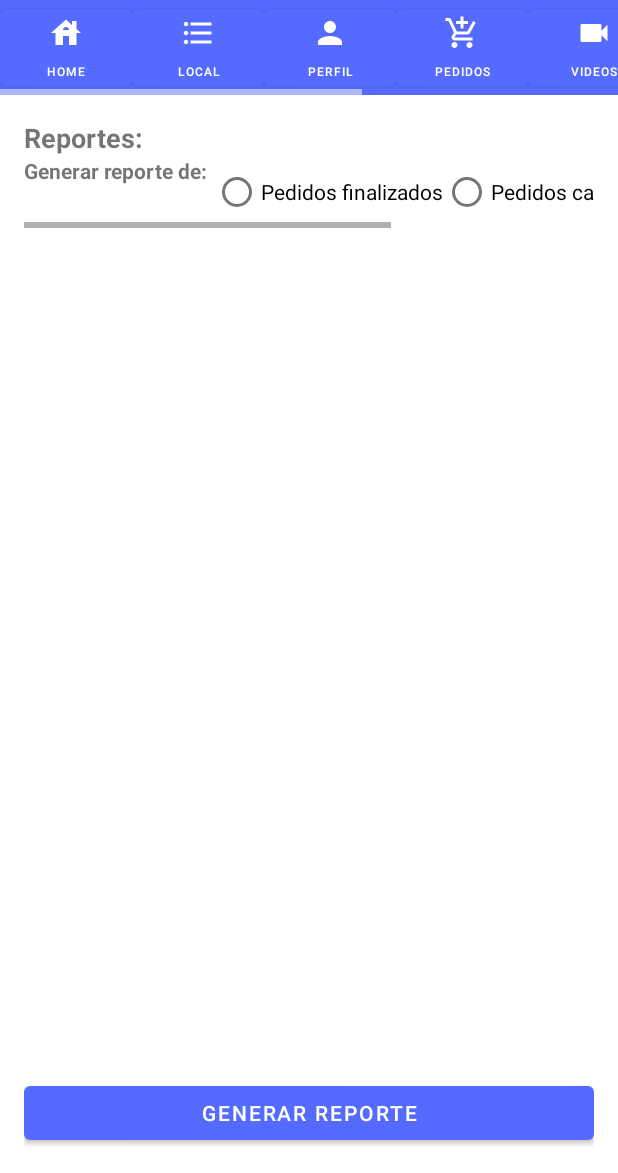
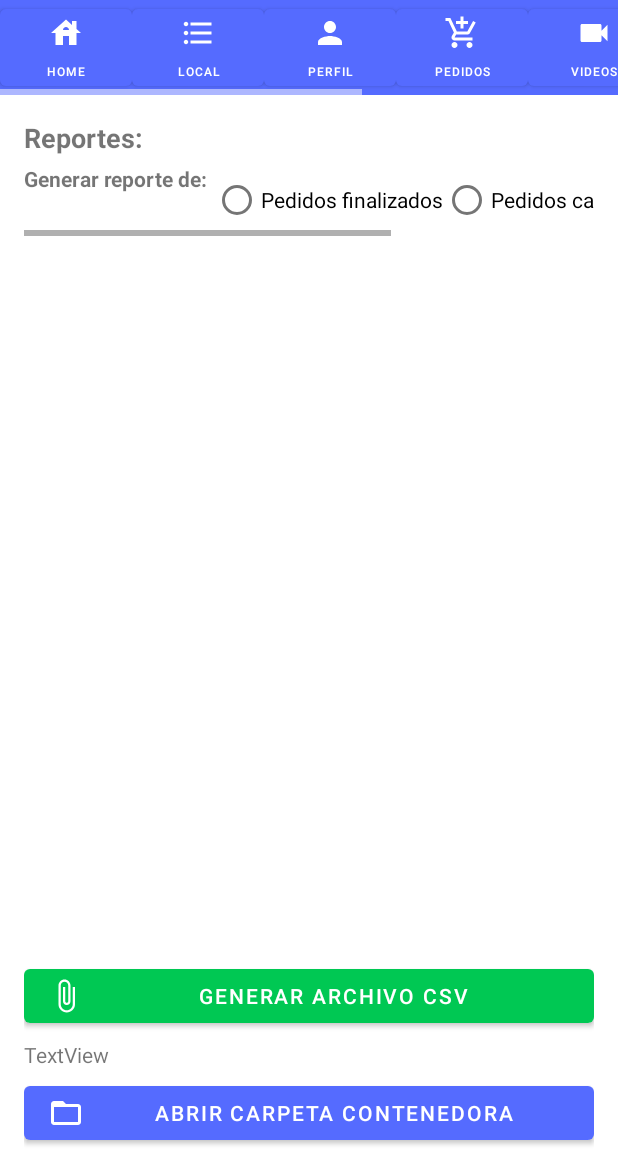
Before and after one commit to joelcartuche/enVivoApp, an Android app: the layout activity_reporte_vendedor.xml on its own in the app's theme, with its tools: preview values and no code run, on a phone screen of 412 x 824 dp, the part 63-1236 px from its top. Run offline under Robolectric (Android 15) with nearby library versions, the phone set to English and light mode, and no system bars.

Commit message:
reparacion reportes

```diff
--- /dev/null
+++ b/app/src/main/res/drawable/ic_archivo.xml
@@ -0,0 +1,5 @@
+<vector android:height="24dp" android:tint="#FFFFFF"
+    android:viewportHeight="24" android:viewportWidth="24"
+    android:width="24dp" xmlns:android="http://schemas.android.com/apk/res/android">
+    <path android:fillColor="@android:color/white" android:pathData="M16.5,6v11.5c0,2.21 -1.79,4 -4,4s-4,-1.79 -4,-4V5c0,-1.38 1.12,-2.5 2.5,-2.5s2.5,1.12 2.5,2.5v10.5c0,0.55 -0.45,1 -1,1s-1,-0.45 -1,-1V6H10v9.5c0,1.38 1.12,2.5 2.5,2.5s2.5,-1.12 2.5,-2.5V5c0,-2.21 -1.79,-4 -4,-4S7,2.79 7,5v12.5c0,3.04 2.46,5.5 5.5,5.5s5.5,-2.46 5.5,-5.5V6h-1.5z"/>
+</vector>
--- /dev/null
+++ b/app/src/main/res/drawable/ic_baseline_folder_open_24.xml
@@ -0,0 +1,5 @@
+<vector android:height="24dp" android:tint="#FFFFFF"
+    android:viewportHeight="24" android:viewportWidth="24"
+    android:width="24dp" xmlns:android="http://schemas.android.com/apk/res/android">
+    <path android:fillColor="@android:color/white" android:pathData="M20,6h-8l-2,-2L4,4c-1.1,0 -1.99,0.9 -1.99,2L2,18c0,1.1 0.9,2 2,2h16c1.1,0 2,-0.9 2,-2L22,8c0,-1.1 -0.9,-2 -2,-2zM20,18L4,18L4,8h16v10z"/>
+</vector>
--- a/app/src/main/res/layout/activity_reporte_vendedor.xml
+++ b/app/src/main/res/layout/activity_reporte_vendedor.xml
@@ -154,7 +154,7 @@
 
         <androidx.core.widget.NestedScrollView
             android:id="@+id/nestedScrollView"
-            android:layout_width="wrap_content"
+            android:layout_width="0dp"
             android:layout_height="0dp"
             android:fillViewport="true"
             android:scrollbars="horizontal|vertical"
@@ -180,6 +180,8 @@
             android:id="@+id/horizontalScrollView2"
             android:layout_width="0dp"
             android:layout_height="wrap_content"
+            android:layout_marginTop="5dp"
+            android:layout_marginBottom="5dp"
             android:layout_weight="1"
             app:layout_constraintBottom_toTopOf="@+id/nestedScrollView"
             app:layout_constraintEnd_toEndOf="parent"
@@ -242,12 +244,39 @@
             app:layout_constraintStart_toStartOf="parent"
             app:layout_constraintTop_toTopOf="parent" />
 
+        <TextView
+            android:id="@+id/txtRutaArchivo"
+            android:layout_width="0dp"
+            android:layout_height="wrap_content"
+            android:text="TextView"
+            app:layout_constraintBottom_toTopOf="@+id/btnIrRutaArchivo"
+            app:layout_constraintEnd_toEndOf="parent"
+            app:layout_constraintStart_toStartOf="parent"
+            app:layout_constraintTop_toBottomOf="@+id/btnGenerarReporteVendedor" />
+
+        <Button
+            android:id="@+id/btnIrRutaArchivo"
+            android:layout_width="0dp"
+            android:layout_height="wrap_content"
+            android:layout_marginTop="5dp"
+            android:text="Abrir carpeta contenedora"
+            app:icon="@drawable/ic_baseline_folder_open_24"
+            app:iconGravity="start"
+            app:layout_constraintBottom_toBottomOf="parent"
+            app:layout_constraintEnd_toEndOf="parent"
+            app:layout_constraintStart_toStartOf="parent"
+            app:layout_constraintTop_toBottomOf="@+id/txtRutaArchivo" />
+
         <Button
             android:id="@+id/btnGenerarReporteVendedor"
             android:layout_width="0dp"
             android:layout_height="wrap_content"
-            android:text="Generar Reporte"
-            app:layout_constraintBottom_toBottomOf="parent"
+            android:layout_marginTop="5dp"
+            android:layout_marginBottom="5dp"
+            android:text="Generar archivo csv"
+            app:backgroundTint="#00C853"
+            app:icon="@drawable/ic_archivo"
+            app:layout_constraintBottom_toTopOf="@+id/txtRutaArchivo"
             app:layout_constraintEnd_toEndOf="parent"
             app:layout_constraintStart_toStartOf="parent"
             app:layout_constraintTop_toBottomOf="@+id/nestedScrollView" />
```
Also changed, not shown: app/src/main/java/com/aplicacion/envivoapp/Reportes/ReporteVendedor.java (+47 -88 lines).
